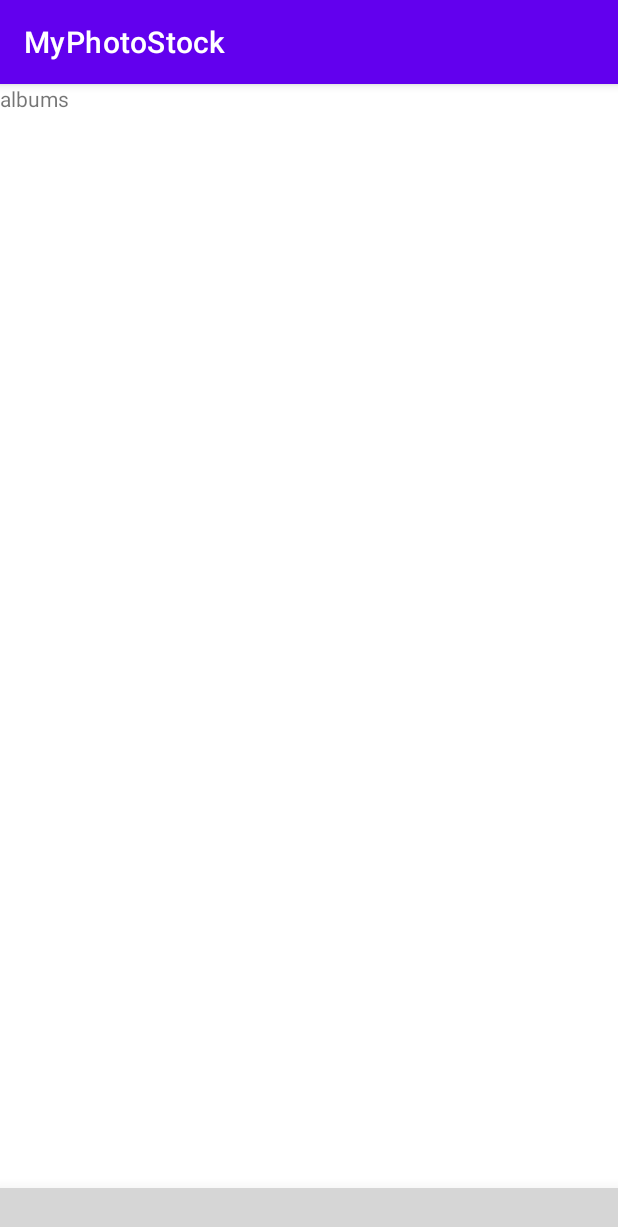
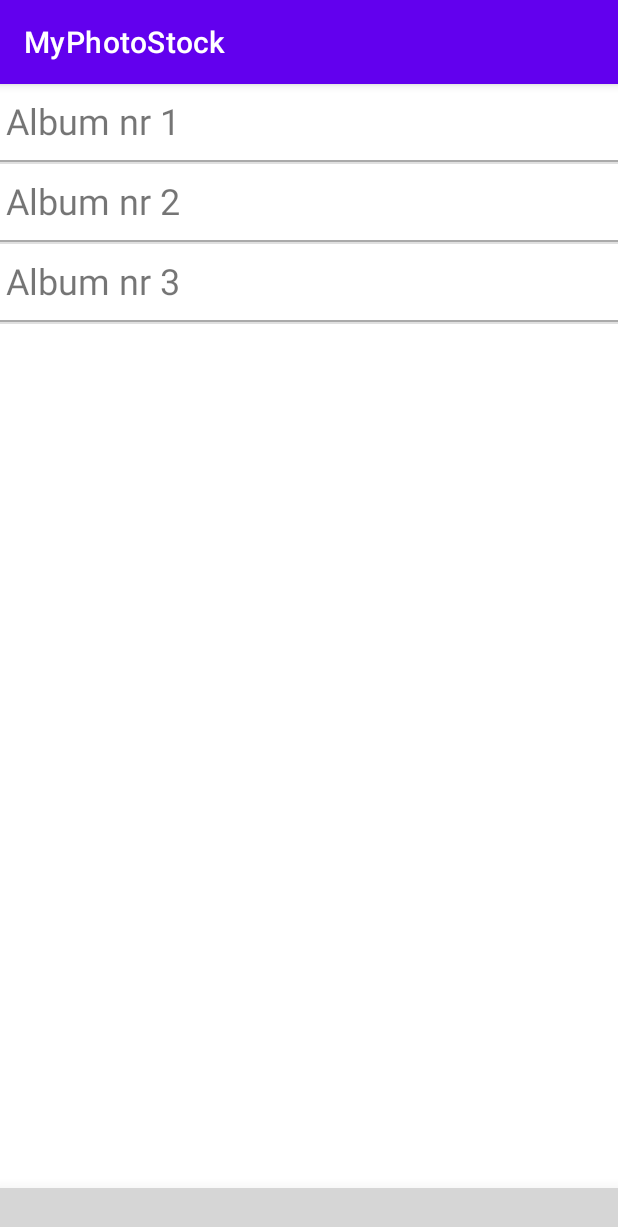
Before and after one commit to senti50/MyPhotoStock, an Android app: the screen it shows after launch once a user with an empty profile is signed in (MainActivity), on a phone screen of 412 x 824 dp. Shown: the top 1227 px of the screen. Run offline under Robolectric (Android 15) with nearby library versions, the phone set to English and light mode, and no system bars; our stand-ins replace Firebase (no records; nobody signed in at launch, a user with empty details on screens opened directly); plain views replace ChipNavigationBar; 2 statements that could not run were skipped; grey boxes are pictures that could not be loaded.

Commit message:
Display album list + sample data

```diff
--- a/app/src/main/java/com/example/myphotostock/AlbumsFragment.kt
+++ b/app/src/main/java/com/example/myphotostock/AlbumsFragment.kt
@@ -5,18 +5,43 @@ import androidx.fragment.app.Fragment
 import android.view.LayoutInflater
 import android.view.View
 import android.view.ViewGroup
+import android.widget.ArrayAdapter
+import androidx.recyclerview.widget.GridLayoutManager
+import androidx.recyclerview.widget.LinearLayoutManager
+import kotlinx.android.synthetic.main.fragment_albums.*
 
 
 class AlbumsFragment : Fragment() {
 
+    private lateinit var listOfAlbums: List<PhotoAlbum>
 
     override fun onCreateView(
         inflater: LayoutInflater, container: ViewGroup?,
         savedInstanceState: Bundle?
     ): View? {
-        // Inflate the layout for this fragment
+        listOfAlbums = takeAlbumsFromFirebase()
+
         return inflater.inflate(R.layout.fragment_albums, container, false)
     }
 
+    override fun onViewCreated(view: View, savedInstanceState: Bundle?) {
+        super.onViewCreated(view, savedInstanceState)
+
+        setupRecyclerView()
+
+    }
+
+    private fun takeAlbumsFromFirebase(): List<PhotoAlbum> {
+        //TODO: Pobieranie listy albumów z firebase
+        val listOfAlb: List<PhotoAlbum> = listOf(PhotoAlbum("Album nr 1", "1234"), PhotoAlbum("Album nr 2", "12345"), PhotoAlbum("Album nr 3", "123456"))
+        return listOfAlb
+    }
+
+    private fun setupRecyclerView() {
+
+        val albumsAdapter: ArrayAdapter<String> = ArrayAdapter<String>(activity!!, R.layout.cell_album_item, R.id.TV_AlbumName, listOfAlbums.map { it.title } )
+
+        LV_albums.adapter = albumsAdapter
+    }
 
 }
--- /dev/null
+++ b/app/src/main/res/layout/cell_album_item.xml
@@ -0,0 +1,36 @@
+<?xml version="1.0" encoding="utf-8"?>
+<LinearLayout xmlns:android="http://schemas.android.com/apk/res/android"
+    android:id="@+id/cell_album_item"
+    android:layout_width="match_parent"
+    android:layout_height="wrap_content"
+    android:orientation="vertical">
+
+    <LinearLayout
+        android:layout_width="match_parent"
+        android:layout_height="wrap_content"
+        android:orientation="horizontal">
+
+            <TextView
+                android:id="@+id/TV_AlbumName"
+                android:layout_width="0dp"
+                android:layout_height="wrap_content"
+                android:layout_marginLeft="4sp"
+                android:layout_marginTop="8sp"
+                android:layout_marginRight="4sp"
+                android:layout_marginBottom="4sp"
+                android:layout_weight="1"
+                android:text="@string/sample_data"
+                android:textSize="24sp"
+                android:ellipsize="marquee"
+                android:singleLine="true"
+                />
+
+    </LinearLayout>
+
+    <View
+        android:layout_width="match_parent"
+        android:layout_height="1dp"
+        android:layout_marginTop="6sp"
+        android:background="@android:color/darker_gray" />
+
+</LinearLayout>
--- a/app/src/main/res/layout/fragment_albums.xml
+++ b/app/src/main/res/layout/fragment_albums.xml
@@ -5,9 +5,11 @@
     android:layout_height="match_parent"
     tools:context=".AlbumsFragment">
 
-    <TextView
+    <ListView
+        android:id="@+id/LV_albums"
         android:layout_width="match_parent"
         android:layout_height="match_parent"
-        android:text="albums" />
+        tools:listitem="@layout/cell_album_item"
+        />
 
 </FrameLayout>
--- a/app/src/main/res/values/strings.xml
+++ b/app/src/main/res/values/strings.xml
@@ -25,4 +25,5 @@
     <string name="e_password_requirements">Password must has minimum 6 characters</string>
     <string name="p_register_success">Registration successful</string>
     <string name="e_sign_up_fail">Sign Up failed. Try again.</string>
+    <string name="sample_data">Sample data</string>
 </resources>
```
Also changed, not shown: 1 other file.
